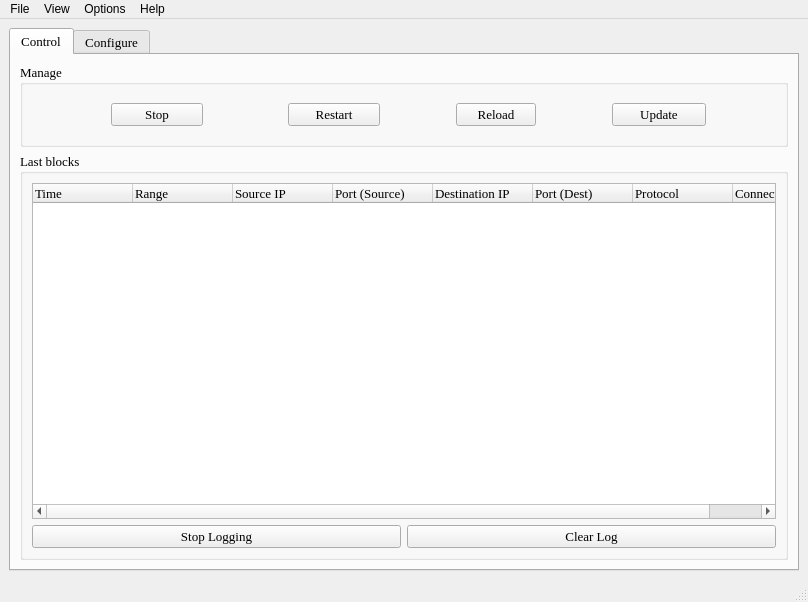
Above: pglgui/ui/main_window.ui from okyes/peerguardian before the change. Below: the same form after it.
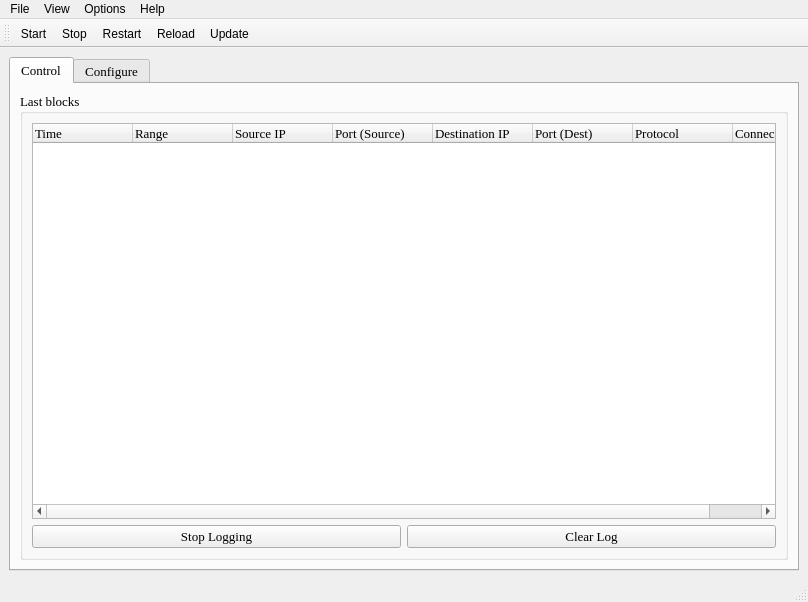
That is the form after the change. The open tabs and pages were chosen to show the change. Icons and pictures are not drawn.

Patch:
```diff
--- a/pglgui/ui/main_window.ui
+++ b/pglgui/ui/main_window.ui
@@ -56,191 +56,6 @@
         <string>Control</string>
        </attribute>
        <layout class="QVBoxLayout" name="verticalLayout_3">
-        <item>
-         <layout class="QHBoxLayout" name="horizontalLayout_2">
-          <item>
-           <widget class="QGroupBox" name="controlInfoGroup_2">
-            <property name="sizePolicy">
-             <sizepolicy hsizetype="Preferred" vsizetype="Preferred">
-              <horstretch>0</horstretch>
-              <verstretch>0</verstretch>
-             </sizepolicy>
-            </property>
-            <property name="title">
-             <string>Manage</string>
-            </property>
-            <layout class="QHBoxLayout" name="horizontalLayout">
-             <item>
-              <widget class="QStackedWidget" name="controlPglButtons">
-               <property name="sizePolicy">
-                <sizepolicy hsizetype="Fixed" vsizetype="Fixed">
-                 <horstretch>70</horstretch>
-                 <verstretch>0</verstretch>
-                </sizepolicy>
-               </property>
-               <property name="minimumSize">
-                <size>
-                 <width>90</width>
-                 <height>0</height>
-                </size>
-               </property>
-               <property name="maximumSize">
-                <size>
-                 <width>16777215</width>
-                 <height>16777215</height>
-                </size>
-               </property>
-               <property name="layoutDirection">
-                <enum>Qt::LeftToRight</enum>
-               </property>
-               <property name="lineWidth">
-                <number>1</number>
-               </property>
-               <property name="currentIndex">
-                <number>0</number>
-               </property>
-               <widget class="QWidget" name="page">
-                <layout class="QVBoxLayout" name="verticalLayout_2">
-                 <item>
-                  <widget class="QPushButton" name="startPglButton">
-                   <property name="sizePolicy">
-                    <sizepolicy hsizetype="MinimumExpanding" vsizetype="Fixed">
-                     <horstretch>0</horstretch>
-                     <verstretch>0</verstretch>
-                    </sizepolicy>
-                   </property>
-                   <property name="minimumSize">
-                    <size>
-                     <width>92</width>
-                     <height>0</height>
-                    </size>
-                   </property>
-                   <property name="layoutDirection">
-                    <enum>Qt::LeftToRight</enum>
-                   </property>
-                   <property name="text">
-                    <string>Start</string>
-                   </property>
-                   <property name="icon">
-                    <iconset resource="../images/images.qrc">
-                     <normaloff>:/images/play.png</normaloff>:/images/play.png</iconset>
-                   </property>
-                  </widget>
-                 </item>
-                </layout>
-               </widget>
-               <widget class="QWidget" name="page_2">
-                <layout class="QVBoxLayout" name="verticalLayout">
-                 <item>
-                  <widget class="QPushButton" name="stopPglButton">
-                   <property name="sizePolicy">
-                    <sizepolicy hsizetype="MinimumExpanding" vsizetype="Fixed">
-                     <horstretch>0</horstretch>
-                     <verstretch>0</verstretch>
-                    </sizepolicy>
-                   </property>
-                   <property name="minimumSize">
-                    <size>
-                     <width>86</width>
-                     <height>0</height>
-                    </size>
-                   </property>
-                   <property name="maximumSize">
-                    <size>
-                     <width>16777215</width>
-                     <height>16777215</height>
-                    </size>
-                   </property>
-                   <property name="text">
-                    <string>Stop</string>
-                   </property>
-                   <property name="icon">
-                    <iconset resource="../images/images.qrc">
-                     <normaloff>:/images/stop.png</normaloff>:/images/stop.png</iconset>
-                   </property>
-                  </widget>
-                 </item>
-                </layout>
-               </widget>
-              </widget>
-             </item>
-             <item>
-              <widget class="QPushButton" name="restartPglButton">
-               <property name="sizePolicy">
-                <sizepolicy hsizetype="Fixed" vsizetype="Fixed">
-                 <horstretch>0</horstretch>
-                 <verstretch>0</verstretch>
-                </sizepolicy>
-               </property>
-               <property name="minimumSize">
-                <size>
-                 <width>92</width>
-                 <height>0</height>
-                </size>
-               </property>
-               <property name="toolTip">
-                <string>Does a full restart. Including cleaning IPtables variables, pgld is stopped and started again. You'll be unprotected for a couple of seconds.</string>
-               </property>
-               <property name="layoutDirection">
-                <enum>Qt::LeftToRight</enum>
-               </property>
-               <property name="text">
-                <string>Restart</string>
-               </property>
-               <property name="icon">
-                <iconset resource="../images/images.qrc">
-                 <normaloff>:/images/restart.png</normaloff>:/images/restart.png</iconset>
-               </property>
-              </widget>
-             </item>
-             <item>
-              <widget class="QPushButton" name="reloadPglButton">
-               <property name="sizePolicy">
-                <sizepolicy hsizetype="Fixed" vsizetype="Fixed">
-                 <horstretch>0</horstretch>
-                 <verstretch>0</verstretch>
-                </sizepolicy>
-               </property>
-               <property name="toolTip">
-                <string>Only reloads blocklists.</string>
-               </property>
-               <property name="text">
-                <string>Reload</string>
-               </property>
-               <property name="icon">
-                <iconset resource="../images/images.qrc">
-                 <normaloff>:/images/reload.png</normaloff>:/images/reload.png</iconset>
-               </property>
-              </widget>
-             </item>
-             <item>
-              <widget class="QPushButton" name="updatePglButton">
-               <property name="sizePolicy">
-                <sizepolicy hsizetype="Fixed" vsizetype="Fixed">
-                 <horstretch>92</horstretch>
-                 <verstretch>26</verstretch>
-                </sizepolicy>
-               </property>
-               <property name="minimumSize">
-                <size>
-                 <width>94</width>
-                 <height>0</height>
-                </size>
-               </property>
-               <property name="text">
-                <string>Update</string>
-               </property>
-               <property name="icon">
-                <iconset resource="../images/images.qrc">
-                 <normaloff>:/images/incoming.png</normaloff>:/images/incoming.png</iconset>
-               </property>
-              </widget>
-             </item>
-            </layout>
-           </widget>
-          </item>
-         </layout>
-        </item>
         <item>
          <widget class="QGroupBox" name="groupBox_4">
           <property name="sizePolicy">
@@ -764,6 +579,25 @@
    <addaction name="menuSettings"/>
    <addaction name="menuAbout"/>
   </widget>
+  <widget class="QToolBar" name="toolBar">
+   <property name="windowTitle">
+    <string>toolBar</string>
+   </property>
+   <property name="toolButtonStyle">
+    <enum>Qt::ToolButtonFollowStyle</enum>
+   </property>
+   <attribute name="toolBarArea">
+    <enum>TopToolBarArea</enum>
+   </attribute>
+   <attribute name="toolBarBreak">
+    <bool>false</bool>
+   </attribute>
+   <addaction name="a_Start"/>
+   <addaction name="a_Stop"/>
+   <addaction name="a_Restart"/>
+   <addaction name="a_Reload"/>
+   <addaction name="a_Update"/>
+  </widget>
   <action name="actionQuit">
    <property name="text">
     <string>Open configuration...</string>
@@ -893,25 +727,17 @@
     <string>Automatically apply changes</string>
    </property>
   </action>
-  <action name="actionStart">
-   <property name="text">
-    <string>Start</string>
+  <action name="a_Update">
+   <property name="icon">
+    <iconset resource="../images/images.qrc">
+     <normaloff>:/images/incoming.png</normaloff>:/images/incoming.png</iconset>
    </property>
-  </action>
-  <action name="actionRestart">
-   <property name="text">
-    <string>Restart</string>
-   </property>
-  </action>
-  <action name="actionStop">
-   <property name="text">
-    <string>Stop</string>
-   </property>
-  </action>
-  <action name="actionUpdate">
    <property name="text">
     <string>Update</string>
    </property>
+   <property name="toolTip">
+    <string>Updates blocklists</string>
+   </property>
   </action>
   <action name="a_Reload">
    <property name="icon">
```
